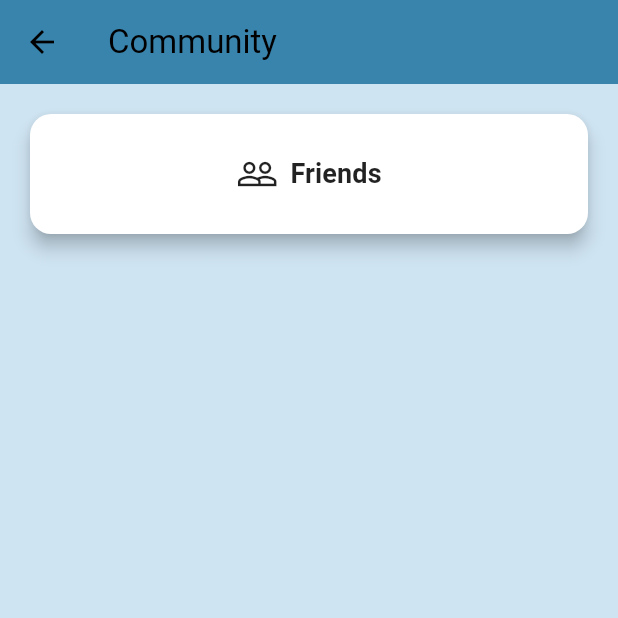
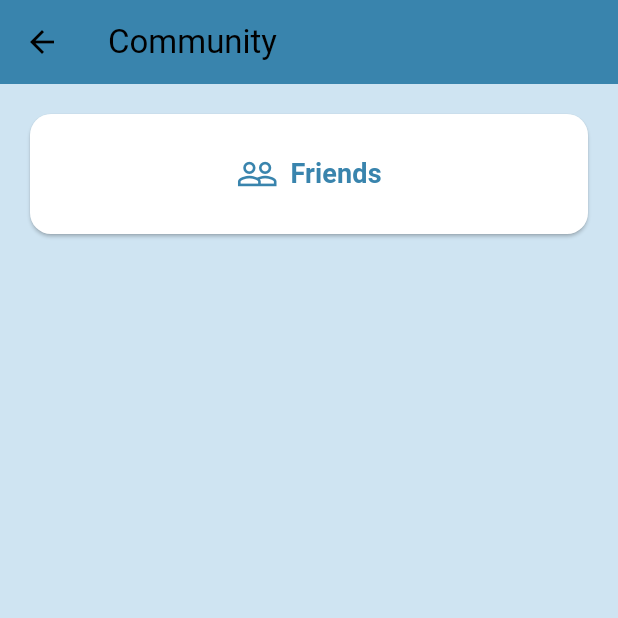
Before and after one commit to Islam-Kotov/MTAA_frontend, a Flutter app: the CommunityScreen screen opened directly, on a phone screen of 412 x 824 dp, the top half of it. Run offline on Flutter 3.47's test engine with Material 3 defaults, Android fonts, the phone set to English and light mode, and no system bars; our stand-ins replace image_picker, shared_preferences; accounts and stored records are empty.

Commit message:
Dark theme (not full) + websocket_test

```diff
--- a/lib/main.dart
+++ b/lib/main.dart
@@ -23,12 +23,29 @@ final ThemeData lightTheme = ThemeData(
     primaryContainer: Color.fromRGBO(145, 193, 232, 1),
     secondaryContainer: Color.fromRGBO(111, 167, 204, 1),
   ),
+  bottomNavigationBarTheme: BottomNavigationBarThemeData(
+    backgroundColor: Color.fromRGBO(57, 132, 173, 1),
+    unselectedItemColor: Colors.black,
+    selectedItemColor: Color.fromRGBO(76, 21, 152, 1),
+  ),
 );
 
-final ThemeData darkTheme = ThemeData(
-  brightness: Brightness.dark,
-  primarySwatch: Colors.blue,
-  scaffoldBackgroundColor: Colors.black,
+final ThemeData darkTheme = ThemeData.dark().copyWith(
+  colorScheme: ThemeData.dark().colorScheme.copyWith(
+    primaryContainer: Color.fromRGBO(24, 27, 29, 1),
+    secondaryContainer: Color.fromRGBO(65, 65, 66, 1),
+  ),
+  elevatedButtonTheme: ElevatedButtonThemeData(
+    style: ButtonStyle(
+      iconColor: WidgetStatePropertyAll(Colors.white),
+      textStyle: WidgetStatePropertyAll(
+        TextStyle(
+          color: Colors.white,
+
+        )
+      )
+    )
+  )
 );
 
 void main() {
@@ -49,12 +66,12 @@ class MyApp extends StatelessWidget {
 
     return MaterialApp(
       theme: lightTheme,
-      darkTheme: ThemeData.dark(),
+      darkTheme: darkTheme,
       themeMode: themeNotifier.themeMode,
       home: const AuthorizationScreen(),
     );
     // return MaterialApp(
-    //   home: FillProfileInfoScreen(),
+    //   home: TestScreen(),
     // );
   }
 }
--- a/lib/screens/community_screen.dart
+++ b/lib/screens/community_screen.dart
@@ -40,22 +40,19 @@ class _CommunityScreenState extends State<CommunityScreen> with TickerProviderSt
   ButtonStyle _buttonStyle() {
     return ElevatedButton.styleFrom(
       padding: const EdgeInsets.symmetric(vertical: 20, horizontal: 24),
-      backgroundColor: Colors.white,
-      foregroundColor: Colors.black87,
+      // backgroundColor: Colors.white,
+      // foregroundColor: Colors.black87,
       shape: RoundedRectangleBorder(borderRadius: BorderRadius.circular(14)),
       minimumSize: const Size(double.infinity, 80),
-      elevation: 5,
+      // elevation: 5,
     );
   }
 
   @override
   Widget build(BuildContext context) {
     return Scaffold(
-      backgroundColor: const Color.fromRGBO(207, 228, 242, 1),
       appBar: AppBar(
         title: const Text('Community'),
-        backgroundColor: const Color.fromRGBO(57, 132, 173, 1),
-        elevation: 2,
       ),
       body: Padding(
         padding: const EdgeInsets.all(20),
@@ -66,13 +63,12 @@ class _CommunityScreenState extends State<CommunityScreen> with TickerProviderSt
               opacity: _friendsFade,
               child: ElevatedButton.icon(
                 style: _buttonStyle(),
-                icon: const Icon(Icons.people_outline, size: 28, color: Colors.black87),
+                icon: const Icon(Icons.people_outline, size: 28),
                 label: const Text(
                   'Friends',
                   style: TextStyle(
                     fontSize: 18,
                     fontWeight: FontWeight.bold,
-                    color: Colors.black87,
                   ),
                 ),
                 onPressed: () {
--- a/lib/screens/home_screen.dart
+++ b/lib/screens/home_screen.dart
@@ -34,9 +34,6 @@ class _HomeScreen extends State<HomeScreen> {
         type: BottomNavigationBarType.fixed,
         currentIndex: _selectedIndex,
         onTap: _onItemTapped,
-        backgroundColor: Color.fromRGBO(57, 132, 173, 1),
-        unselectedItemColor: Color.fromRGBO(0, 0, 0, 1),
-        selectedItemColor: Color.fromRGBO(76, 21, 152, 1),
         iconSize: 30,
         items: const [
           BottomNavigationBarItem(
--- a/lib/screens/workouts_list_screen.dart
+++ b/lib/screens/workouts_list_screen.dart
@@ -210,11 +210,8 @@ class _WorkoutsListScreenState extends State<WorkoutsListScreen> {
   @override
   Widget build(BuildContext context) {
     return Scaffold(
-      backgroundColor: const Color.fromRGBO(207, 228, 242, 1),
       appBar: AppBar(
         title: Text(widget.categoryName),
-        backgroundColor: const Color.fromRGBO(57, 132, 173, 1),
-        elevation: 2,
         actions: [
           PopupMenuButton<String>(
             icon: const Icon(Icons.filter_list),
@@ -241,7 +238,6 @@ class _WorkoutsListScreenState extends State<WorkoutsListScreen> {
                 style: const TextStyle(
                   fontSize: 16,
                   fontWeight: FontWeight.w500,
-                  color: Colors.blueGrey,
                 ),
               ),
             ),
@@ -310,7 +306,7 @@ class _WorkoutsListScreenState extends State<WorkoutsListScreen> {
                     ),
                     subtitle: Text(
                       workout['exercise_type'] ?? '',
-                      style: const TextStyle(fontSize: 14, color: Colors.black54),
+                      style: const TextStyle(fontSize: 14),
                     ),
                     trailing: IconButton(
                       icon: Icon(
--- a/pubspec.yaml
+++ b/pubspec.yaml
@@ -38,6 +38,7 @@ dependencies:
   shared_preferences: ^2.2.2
   image_picker: ^1.0.7
   provider: ^6.1.1
+  web_socket_channel: ^3.0.3
 
 dev_dependencies:
   flutter_test:
```
Also changed, not shown: lib/screens/friends_screen.dart (+4 -8 lines), lib/screens/profile_screen.dart (+20 -42 lines), lib/screens/websocket_test.dart (added, +52 -0 lines), lib/screens/workout_categories_screen.dart (+5 -7 lines), lib/screens/workout_detail_screen.dart (+2 -8 lines), pubspec.lock.
